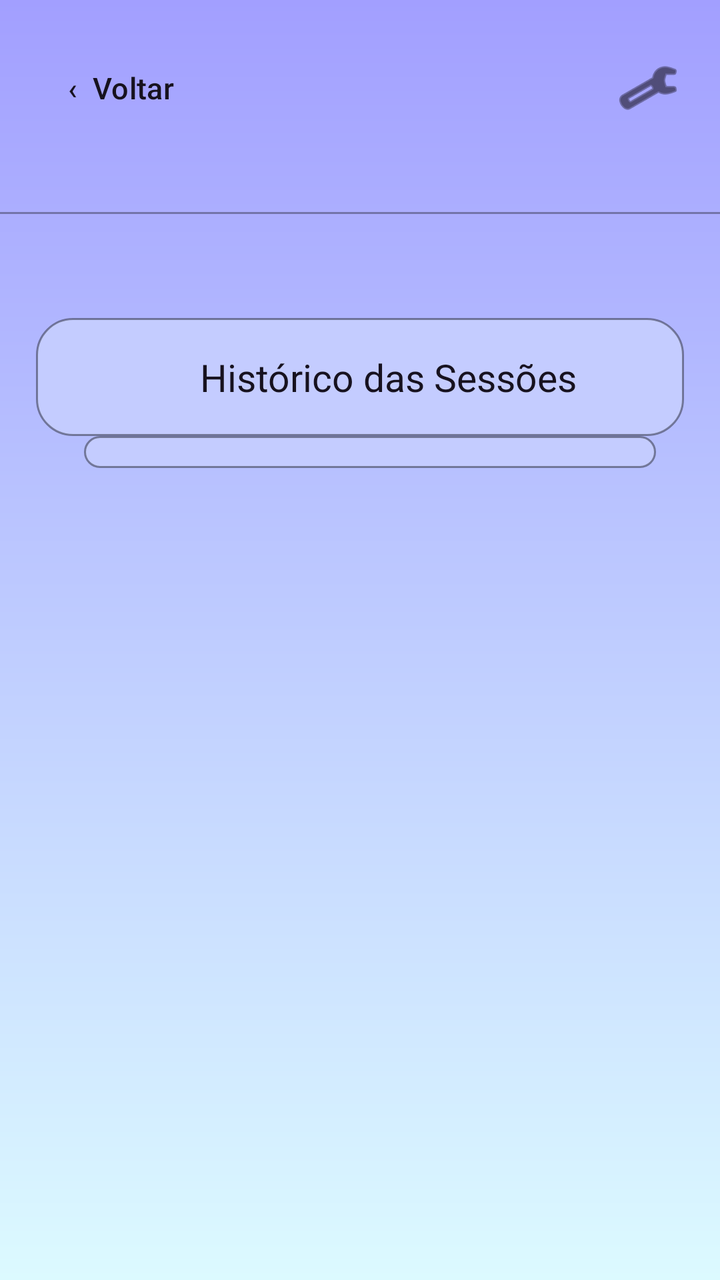
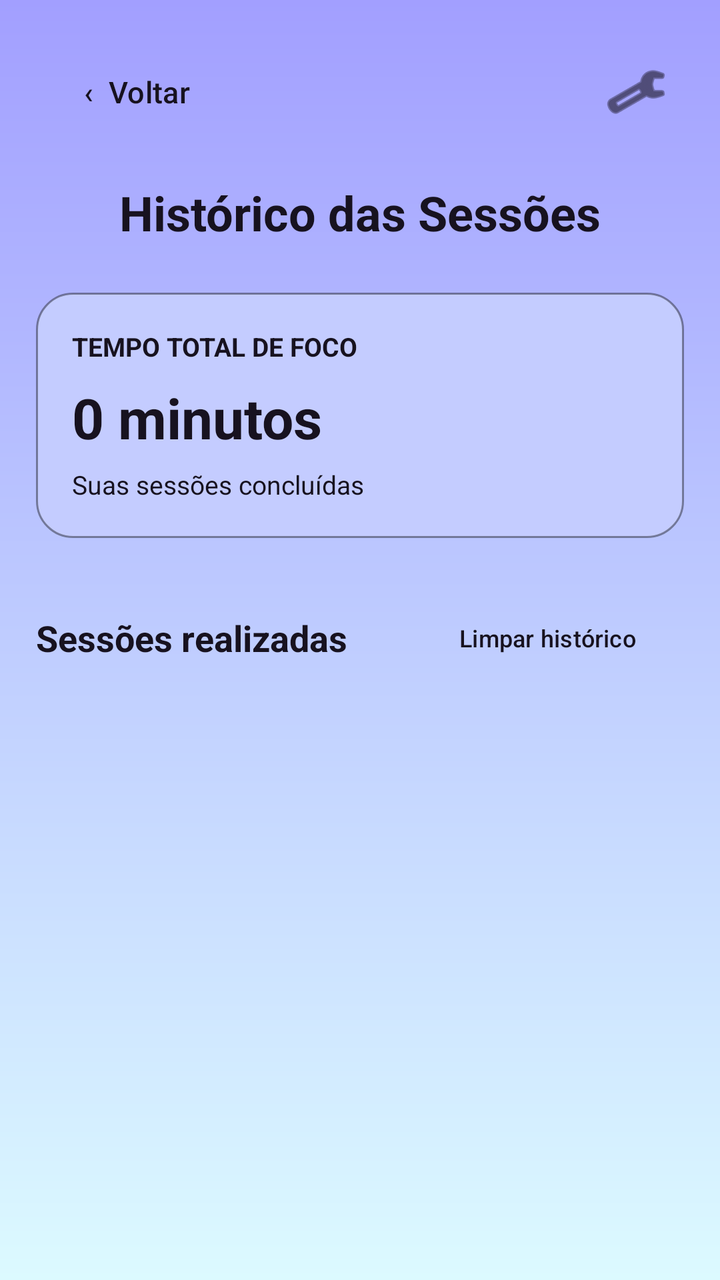

Two renders of the same Android screen: before a commit and after it. Below are the layout's source before the change and the commit's diff.
<!-- AndroidManifest.xml: application theme Theme.FocaAi -->
<!-- res/layout/activity_historico_sessoes.xml -->
<?xml version="1.0" encoding="utf-8"?>
<androidx.constraintlayout.widget.ConstraintLayout xmlns:android="http://schemas.android.com/apk/res/android"
    xmlns:app="http://schemas.android.com/apk/res-auto"
    xmlns:tools="http://schemas.android.com/tools"
    android:id="@+id/main"
    android:layout_width="match_parent"
    android:layout_height="match_parent"
    android:background="@drawable/bg_foca_gradient"
    tools:context=".activities.HistoricoSessoesActivity">

    <Button
        android:id="@+id/btnVoltarHistorico"
        android:layout_width="wrap_content"
        android:layout_height="48dp"
        android:background="@android:color/transparent"
        android:text="‹  Voltar"
        android:textAllCaps="false"
        android:textColor="@color/foca_text"
        android:textSize="15sp"
        app:backgroundTint="@null"
        app:layout_constraintStart_toStartOf="parent"
        app:layout_constraintTop_toTopOf="parent"
        android:layout_marginStart="10dp"
        android:layout_marginTop="20dp" />

    <ImageButton
        android:id="@+id/btnConfiguracoesHistorico"
        android:layout_width="48dp"
        android:layout_height="48dp"
        android:background="@android:color/transparent"
        android:contentDescription="Configurações"
        android:src="@android:drawable/ic_menu_preferences"
        app:tint="@color/foca_text"
        app:layout_constraintEnd_toEndOf="parent"
        app:layout_constraintTop_toTopOf="parent"
        android:layout_marginEnd="12dp"
        android:layout_marginTop="20dp" />

    <View
        android:layout_width="match_parent"
        android:layout_height="1dp"
        android:background="#55000000"
        android:layout_marginTop="106dp"
        app:layout_constraintTop_toTopOf="parent" />

    <TextView
        android:id="@+id/txtTituloHistorico"
        android:layout_width="0dp"
        android:layout_height="59dp"
        android:layout_marginStart="18dp"
        android:layout_marginEnd="18dp"
        android:layout_marginTop="91dp"
        android:background="@drawable/card_lista_foca"
        android:gravity="center_vertical"
        android:paddingStart="82dp"
        android:text="Histórico das Sessões"
        android:textColor="@color/foca_text"
        android:textSize="19sp"
        app:layout_constraintTop_toBottomOf="@id/btnVoltarHistorico"
        app:layout_constraintStart_toStartOf="parent"
        app:layout_constraintEnd_toEndOf="parent" />

    <LinearLayout
        android:id="@+id/listaHistorico"
        android:layout_width="0dp"
        android:layout_height="wrap_content"
        android:layout_marginStart="42dp"
        android:layout_marginEnd="32dp"
        android:orientation="vertical"
        android:background="@drawable/card_lista_foca"
        android:padding="8dp"
        app:layout_constraintTop_toBottomOf="@id/txtTituloHistorico"
        app:layout_constraintStart_toStartOf="parent"
        app:layout_constraintEnd_toEndOf="parent"/>

    <TextView
        android:id="@+id/txtDataHistorico"
        android:layout_width="wrap_content"
        android:layout_height="wrap_content"
        android:layout_marginBottom="42dp"
        android:gravity="center"
        android:textColor="@color/foca_text"
        android:textSize="14sp"
        app:layout_constraintBottom_toBottomOf="parent"
        app:layout_constraintEnd_toEndOf="parent"
        app:layout_constraintStart_toStartOf="parent" />

</androidx.constraintlayout.widget.ConstraintLayout>
<!-- resources referenced by this layout -->
<resources>
  <color name="foca_text">#17121F</color>
  <!-- drawable bg_foca_gradient (drawable) -->
  <?xml version="1.0" encoding="utf-8"?>
  <shape xmlns:android="http://schemas.android.com/apk/res/android" android:shape="rectangle">
      <gradient android:angle="270" android:startColor="#A29FFF" android:endColor="#DCFAFF" android:type="linear" />
  </shape>
  <!-- drawable card_lista_foca (drawable) -->
  <?xml version="1.0" encoding="utf-8"?>
  <shape xmlns:android="http://schemas.android.com/apk/res/android" android:shape="rectangle">
      <solid android:color="#C4CCFF" />
      <corners android:radius="18dp" />
      <stroke android:width="1dp" android:color="#66000000" />
  </shape>
  <style name="Theme.FocaAi" parent="Base.Theme.FocaAi" />
  <style name="Base.Theme.FocaAi" parent="Theme.Material3.DayNight.NoActionBar">
          
          
      </style>
</resources>

<!-- the commit's change to res/layout/activity_historico_sessoes.xml (unified diff, before → after) -->
@@ -1,88 +1,149 @@
 <?xml version="1.0" encoding="utf-8"?>
-<androidx.constraintlayout.widget.ConstraintLayout xmlns:android="http://schemas.android.com/apk/res/android"
+<ScrollView xmlns:android="http://schemas.android.com/apk/res/android"
     xmlns:app="http://schemas.android.com/apk/res-auto"
     xmlns:tools="http://schemas.android.com/tools"
     android:id="@+id/main"
     android:layout_width="match_parent"
     android:layout_height="match_parent"
     android:background="@drawable/bg_foca_gradient"
+    android:fillViewport="true"
     tools:context=".activities.HistoricoSessoesActivity">
 
-    <Button
-        android:id="@+id/btnVoltarHistorico"
-        android:layout_width="wrap_content"
-        android:layout_height="48dp"
-        android:background="@android:color/transparent"
-        android:text="‹  Voltar"
-        android:textAllCaps="false"
-        android:textColor="@color/foca_text"
-        android:textSize="15sp"
-        app:backgroundTint="@null"
-        app:layout_constraintStart_toStartOf="parent"
-        app:layout_constraintTop_toTopOf="parent"
-        android:layout_marginStart="10dp"
-        android:layout_marginTop="20dp" />
+    <LinearLayout
+        android:layout_width="match_parent"
+        android:layout_height="wrap_content"
+        android:orientation="vertical"
+        android:padding="18dp">
 
-    <ImageButton
-        android:id="@+id/btnConfiguracoesHistorico"
-        android:layout_width="48dp"
-        android:layout_height="48dp"
-        android:background="@android:color/transparent"
-        android:contentDescription="Configurações"
-        android:src="@android:drawable/ic_menu_preferences"
-        app:tint="@color/foca_text"
-        app:layout_constraintEnd_toEndOf="parent"
-        app:layout_constraintTop_toTopOf="parent"
-        android:layout_marginEnd="12dp"
-        android:layout_marginTop="20dp" />
+        <LinearLayout
+            android:layout_width="match_parent"
+            android:layout_height="56dp"
+            android:gravity="center_vertical"
+            android:orientation="horizontal">
 
-    <View
-        android:layout_width="match_parent"
-        android:layout_height="1dp"
-        android:background="#55000000"
-        android:layout_marginTop="106dp"
-        app:layout_constraintTop_toTopOf="parent" />
+            <Button
+                android:id="@+id/btnVoltarHistorico"
+                android:layout_width="wrap_content"
+                android:layout_height="48dp"
+                android:background="@android:color/transparent"
+                android:text="‹  Voltar"
+                android:textAllCaps="false"
+                android:textColor="@color/foca_text"
+                android:textSize="15sp"
+                app:backgroundTint="@null" />
 
-    <TextView
-        android:id="@+id/txtTituloHistorico"
-        android:layout_width="0dp"
-        android:layout_height="59dp"
-        android:layout_marginStart="18dp"
-        android:layout_marginEnd="18dp"
-        android:layout_marginTop="91dp"
-        android:background="@drawable/card_lista_foca"
-        android:gravity="center_vertical"
-        android:paddingStart="82dp"
-        android:text="Histórico das Sessões"
-        android:textColor="@color/foca_text"
-        android:textSize="19sp"
-        app:layout_constraintTop_toBottomOf="@id/btnVoltarHistorico"
-        app:layout_constraintStart_toStartOf="parent"
-        app:layout_constraintEnd_toEndOf="parent" />
+            <View
+                android:layout_width="0dp"
+                android:layout_height="1dp"
+                android:layout_weight="1" />
 
-    <LinearLayout
-        android:id="@+id/listaHistorico"
-        android:layout_width="0dp"
-        android:layout_height="wrap_content"
-        android:layout_marginStart="42dp"
-        android:layout_marginEnd="32dp"
-        android:orientation="vertical"
-        android:background="@drawable/card_lista_foca"
-        android:padding="8dp"
-        app:layout_constraintTop_toBottomOf="@id/txtTituloHistorico"
-        app:layout_constraintStart_toStartOf="parent"
-        app:layout_constraintEnd_toEndOf="parent"/>
+            <ImageButton
+                android:id="@+id/btnConfiguracoesHistorico"
+                android:layout_width="48dp"
+                android:layout_height="48dp"
+                android:background="@android:color/transparent"
+                android:contentDescription="Configurações"
+                android:src="@android:drawable/ic_menu_preferences"
+                app:tint="@color/foca_text" />
 
-    <TextView
-        android:id="@+id/txtDataHistorico"
-        android:layout_width="wrap_content"
-        android:layout_height="wrap_content"
-        android:layout_marginBottom="42dp"
-        android:gravity="center"
-        android:textColor="@color/foca_text"
-        android:textSize="14sp"
-        app:layout_constraintBottom_toBottomOf="parent"
-        app:layout_constraintEnd_toEndOf="parent"
-        app:layout_constraintStart_toStartOf="parent" />
+        </LinearLayout>
 
-</androidx.constraintlayout.widget.ConstraintLayout>
+        <TextView
+            android:id="@+id/txtTituloHistorico"
+            android:layout_width="match_parent"
+            android:layout_height="wrap_content"
+            android:layout_marginTop="16dp"
+            android:gravity="center"
+            android:text="Histórico das Sessões"
+            android:textColor="@color/foca_text"
+            android:textSize="24sp"
+            android:textStyle="bold" />
+
+        <LinearLayout
+            android:layout_width="match_parent"
+            android:layout_height="wrap_content"
+            android:layout_marginTop="24dp"
+            android:background="@drawable/card_lista_foca"
+            android:orientation="vertical"
+            android:padding="18dp">
+
+            <TextView
+                android:layout_width="match_parent"
+                android:layout_height="wrap_content"
+                android:text="TEMPO TOTAL DE FOCO"
+                android:textColor="@color/foca_text"
+                android:textSize="13sp"
+                android:textStyle="bold" />
+
+            <TextView
+                android:id="@+id/txtTempoTotal"
+                android:layout_width="match_parent"
+                android:layout_height="wrap_content"
+                android:layout_marginTop="8dp"
+                android:text="0 minutos"
+                android:textColor="@color/foca_text"
+                android:textSize="28sp"
+                android:textStyle="bold" />
+
+            <TextView
+                android:id="@+id/txtDataHistorico"
+                android:layout_width="match_parent"
+                android:layout_height="wrap_content"
+                android:layout_marginTop="6dp"
+                android:text="Suas sessões concluídas"
+                android:textColor="@color/foca_text"
+                android:textSize="13sp" />
+
+        </LinearLayout>
+
+        <LinearLayout
+            android:layout_width="match_parent"
+            android:layout_height="wrap_content"
+            android:layout_marginTop="28dp"
+            android:gravity="center_vertical"
+            android:orientation="horizontal">
+
+            <TextView
+                android:layout_width="0dp"
+                android:layout_height="wrap_content"
+                android:layout_weight="1"
+                android:text="Sessões realizadas"
+                android:textColor="@color/foca_text"
+                android:textSize="18sp"
+                android:textStyle="bold" />
+
+            <Button
+                android:id="@+id/btnExcluirHistorico"
+                android:layout_width="wrap_content"
+                android:layout_height="44dp"
+                android:background="@android:color/transparent"
+                android:text="Limpar histórico"
+                android:textAllCaps="false"
+                android:textColor="@color/foca_text"
+                android:textSize="12sp"
+                app:backgroundTint="@null" />
+
+        </LinearLayout>
+
+        <LinearLayout
+            android:id="@+id/listaHistorico"
+            android:layout_width="match_parent"
+            android:layout_height="wrap_content"
+            android:layout_marginTop="12dp"
+            android:orientation="vertical" />
+
+        <TextView
+            android:id="@+id/txtHistoricoVazio"
+            android:layout_width="match_parent"
+            android:layout_height="wrap_content"
+            android:layout_marginTop="24dp"
+            android:gravity="center"
+            android:padding="20dp"
+            android:text="Você ainda não concluiu nenhuma sessão.\n\nSuas sessões aparecerão aqui!"
+            android:textColor="@color/foca_text"
+            android:textSize="15sp"
+            android:visibility="gone" />
+
+    </LinearLayout>
+
+</ScrollView>
